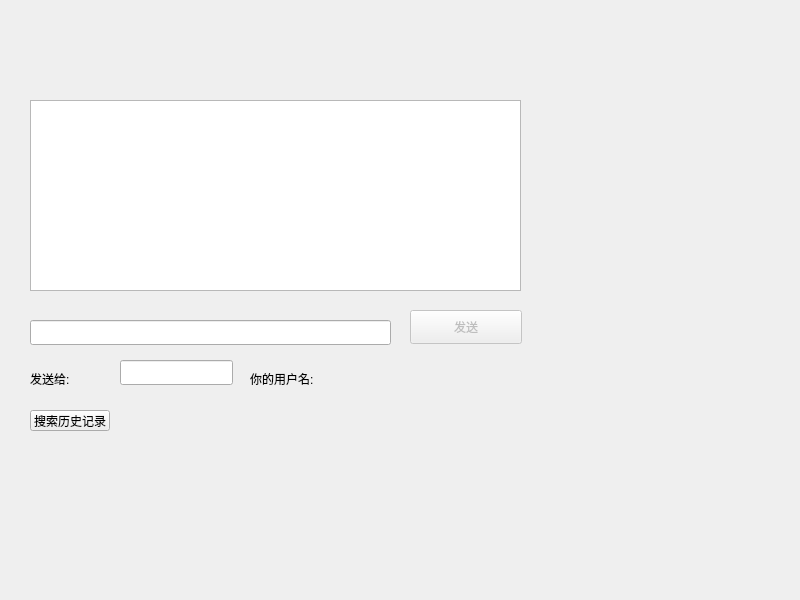
Above: client/widget.ui from josh1147/QT-chat before the change. Below: the same form after it.
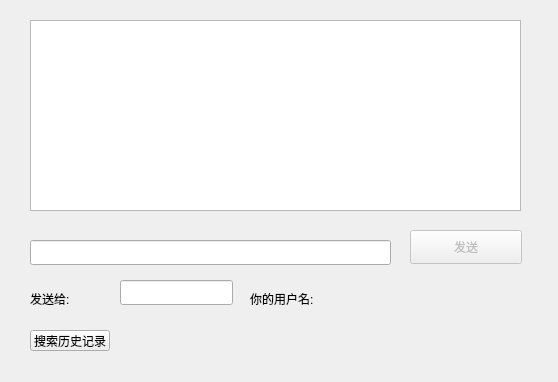
That is the form after the change. Icons and pictures are not drawn.

```diff
--- a/client/widget.ui
+++ b/client/widget.ui
@@ -6,18 +6,50 @@
    <rect>
     <x>0</x>
     <y>0</y>
-    <width>800</width>
-    <height>600</height>
+    <width>558</width>
+    <height>382</height>
    </rect>
   </property>
   <property name="windowTitle">
    <string>Widget</string>
   </property>
+  <property name="styleSheet">
+   <string notr="true">QPushButton
+{
+	background-color: #473C8B; /*背景色*/ 
+	border-style: outset;
+	border-width: 2px;
+	border-radius:5px; /*边界圆滑*/
+	border-color: #8B7355;
+	font: bold 14px;
+	min-width:2em;
+	color:white; /*字体颜色*/
+	font-family:华文新魏;
+	padding: 5px;
+}
+ 
+QPushButton:hover
+{
+	background-color: rgb(0, 150, 0);
+}
+ 
+QPushButton:pressed
+{
+	background-color: #1E90FF; /*伪状态经过时背景色*/ 
+	border-style: inset;
+}
+QPushButton:!enabled{
+	background-color: rgb(100, 100, 100);
+	border-style: inset;
+}
+
+background-color: qlineargradient(spread:pad, x1:0, y1:0, x2:1, y2:0, stop:0 rgba(0, 0, 0, 255), stop:1 rgba(255, 255, 255, 255));</string>
+  </property>
   <widget class="QTextEdit" name="textEdit">
    <property name="geometry">
     <rect>
      <x>30</x>
-     <y>100</y>
+     <y>20</y>
      <width>491</width>
      <height>191</height>
     </rect>
@@ -27,7 +59,7 @@
    <property name="geometry">
     <rect>
      <x>30</x>
-     <y>320</y>
+     <y>240</y>
      <width>361</width>
      <height>25</height>
     </rect>
@@ -40,7 +72,7 @@
    <property name="geometry">
     <rect>
      <x>410</x>
-     <y>310</y>
+     <y>230</y>
      <width>112</width>
      <height>34</height>
     </rect>
@@ -53,7 +85,7 @@
    <property name="geometry">
     <rect>
      <x>120</x>
-     <y>360</y>
+     <y>280</y>
      <width>113</width>
      <height>25</height>
     </rect>
@@ -63,7 +95,7 @@
    <property name="geometry">
     <rect>
      <x>30</x>
-     <y>370</y>
+     <y>290</y>
      <width>81</width>
      <height>18</height>
     </rect>
@@ -89,7 +121,7 @@
    <property name="geometry">
     <rect>
      <x>250</x>
-     <y>370</y>
+     <y>290</y>
      <width>121</width>
      <height>18</height>
     </rect>
@@ -102,7 +134,7 @@
    <property name="geometry">
     <rect>
      <x>30</x>
-     <y>410</y>
+     <y>330</y>
      <width>80</width>
      <height>21</height>
     </rect>
@@ -124,6 +156,35 @@
     <string/>
    </property>
   </widget>
+  <widget class="QFrame" name="frame">
+   <property name="geometry">
+    <rect>
+     <x>-1</x>
+     <y>-1</y>
+     <width>561</width>
+     <height>391</height>
+    </rect>
+   </property>
+   <property name="styleSheet">
+    <string notr="true">border-image: url(:/pic/3.png);</string>
+   </property>
+   <property name="frameShape">
+    <enum>QFrame::StyledPanel</enum>
+   </property>
+   <property name="frameShadow">
+    <enum>QFrame::Raised</enum>
+   </property>
+  </widget>
+  <zorder>frame</zorder>
+  <zorder>textEdit</zorder>
+  <zorder>lineEdit_3</zorder>
+  <zorder>btn_push</zorder>
+  <zorder>target_line</zorder>
+  <zorder>label_3</zorder>
+  <zorder>your_id</zorder>
+  <zorder>label_4</zorder>
+  <zorder>search1</zorder>
+  <zorder>room_label</zorder>
  </widget>
  <resources/>
  <connections/>
```
